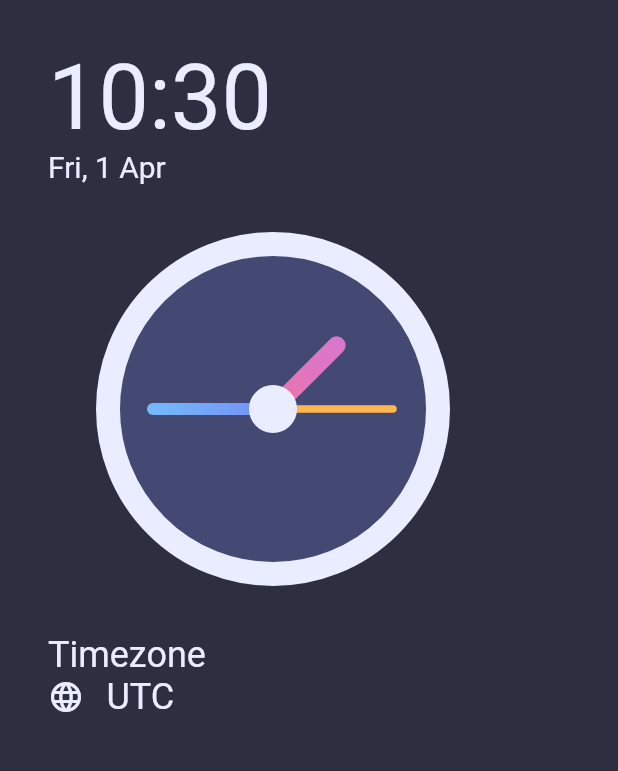
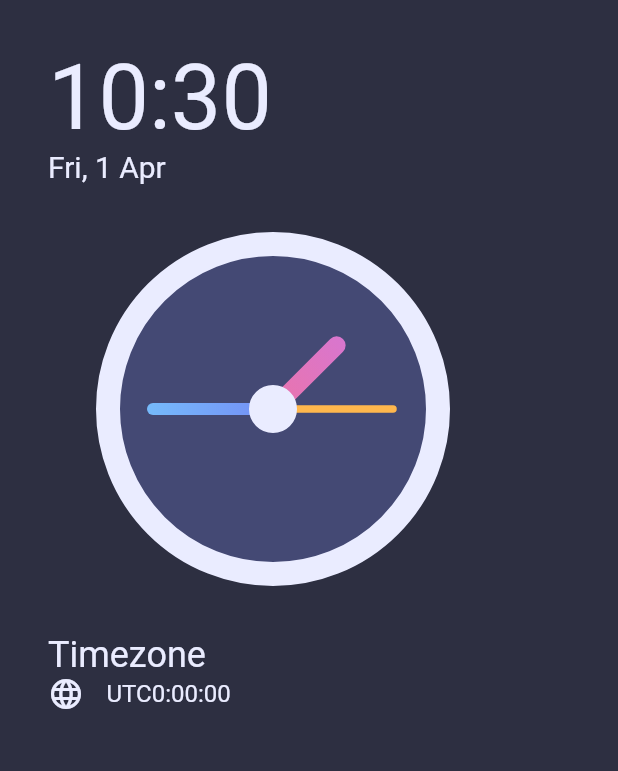
Before and after one commit to jeremyessien/clock_app, a Flutter app: the screen it shows after launch, on a phone screen of 412 x 824 dp, the part 83-854 px from its top. Run offline on Flutter 3.47's test engine with Material 2 defaults, Android fonts, the phone set to English and light mode, and no system bars.

Commit message:
Update homepage.dart

```diff
--- a/lib/homepage.dart
+++ b/lib/homepage.dart
@@ -15,12 +15,16 @@ class _HomePageState extends State<HomePage> {
   DateTime now = DateTime.now();
   var formattedTime = DateFormat('HH:mm').format(DateTime.now());
   var formattedDate = DateFormat('EE, d MMM').format(DateTime.now());
+  var timeZone = DateTime.now().timeZoneOffset.toString().split('.').first;
+  var offsetSign = '';
 
   @override
   Widget build(BuildContext context) {
     return Scaffold(
       backgroundColor: kContainerBackground,
-      body: Container(
+      body: Row(
+        children: [
+          Container(
             padding: EdgeInsets.all(32),
             alignment: Alignment.center,
             child: Column(
@@ -71,10 +75,10 @@ class _HomePageState extends State<HomePage> {
                       width: 15,
                     ),
                     Text(
-                  'UTC',
+                      'UTC'  +  offsetSign + timeZone,
                       style: TextStyle(
                         color: kOutlineBrushColor,
-                    fontSize: 24,
+                        fontSize: 16,
                       ),
                     ),
                   ],
@@ -82,6 +86,8 @@ class _HomePageState extends State<HomePage> {
               ],
             ),
           ),
+        ],
+      ),
     );
   }
 }
```
Lines whose indentation alone changed are shown as unchanged.
